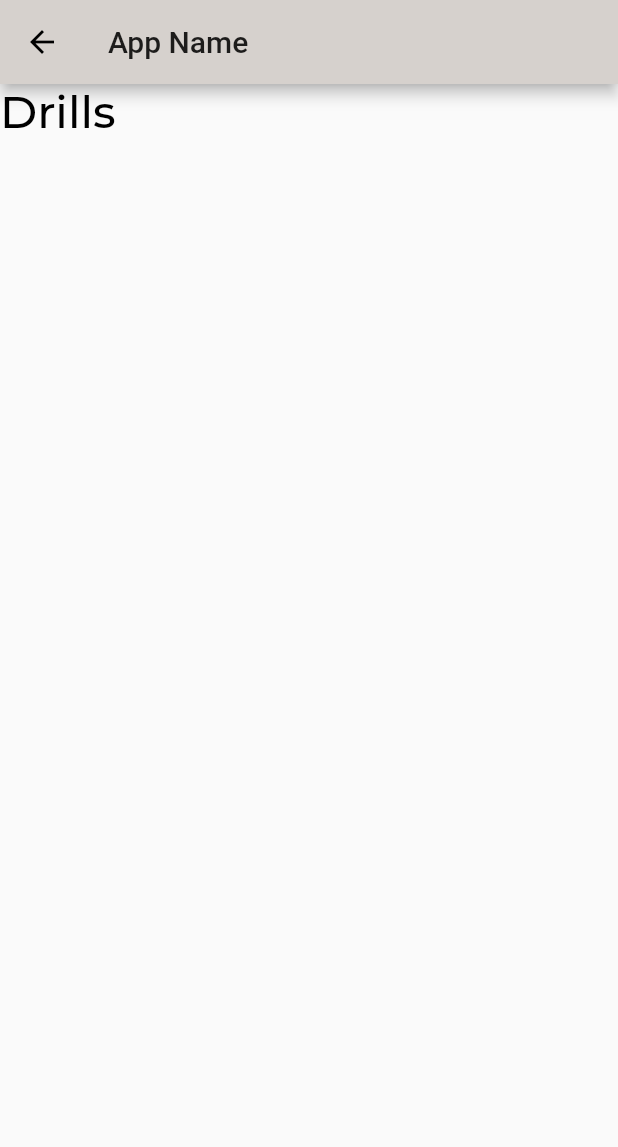
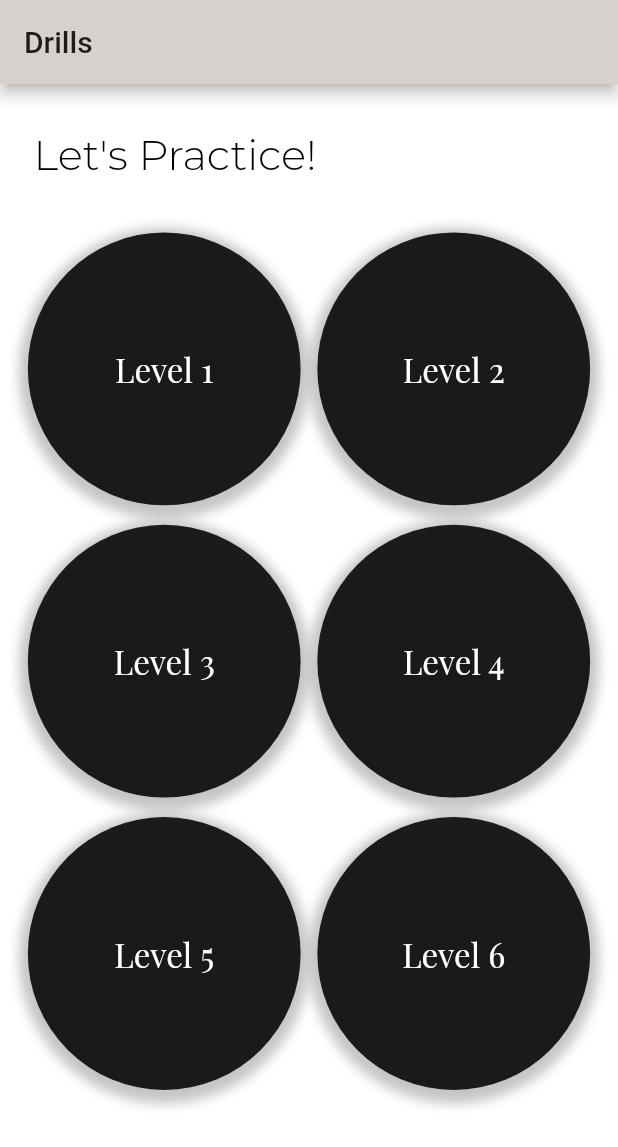
Before and after one commit to llquillo/SP2, a Flutter app: the Drills widget shown alone on an empty page, opened directly, on a phone screen of 412 x 824 dp. Shown: the top 1147 px of the screen. Run offline on Flutter 3.47's test engine with Material 2 defaults, Android fonts, the phone set to English and light mode, and no system bars; our stand-ins replace firebase_auth, firebase_core, google_fonts, percent_indicator; accounts and stored records are empty.

Commit message:
Merged layout code in page_title.dart

```diff
--- /dev/null
+++ b/lib/pages/common_widgets/page_title.dart
@@ -0,0 +1,52 @@
+import 'package:flutter/material.dart';
+import 'package:google_fonts/google_fonts.dart';
+
+class PageTitle extends StatelessWidget {
+  PageTitle({
+    @required this.pageTitle,
+    @required this.pageGreeting,
+    @required this.pageChild,
+    this.bgColor: Colors.white,
+    this.titleColor: Colors.black,
+  });
+
+  final String pageTitle;
+  final String pageGreeting;
+  final Widget pageChild;
+  final Color bgColor;
+  final Color titleColor;
+
+  @override
+  Widget build(BuildContext context) {
+    return new Scaffold(
+      appBar: new AppBar(
+        title: new Text(pageTitle),
+      ),
+      body: new Container(
+        color: bgColor,
+        width: MediaQuery.of(context).size.width,
+        height: MediaQuery.of(context).size.height,
+        child: new Column(
+          children: [
+            SizedBox(height: 30),
+            new Container(
+              alignment: Alignment(-0.8, -0.7),
+              child: Text(
+                pageGreeting,
+                style: GoogleFonts.montserrat(
+                  textStyle: TextStyle(
+                    color: titleColor,
+                    fontSize: 28.0,
+                    fontWeight: FontWeight.w300,
+                  ),
+                ),
+              ),
+            ),
+            SizedBox(height: 15),
+            pageChild,
+          ],
+        ),
+      ),
+    );
+  }
+}
--- a/lib/pages/drills.dart
+++ b/lib/pages/drills.dart
@@ -1,5 +1,7 @@
 import 'package:flutter/material.dart';
+import './common_widgets/page_title.dart';
 import 'package:google_fonts/google_fonts.dart';
+import './sub_pages/level_content.dart';
 
 class Drills extends StatefulWidget {
   @override
@@ -7,27 +9,92 @@ class Drills extends StatefulWidget {
 }
 
 class _DrillsState extends State<Drills> {
+  final buttonsInfo = [
+    "Level 1",
+    "Level 2",
+    "Level 3",
+    "Level 4",
+    "Level 5",
+    "Level 6",
+  ];
+
+  void _openLevel(context) async {
+    Navigator.push(
+      context,
+      MaterialPageRoute(builder: (context) => LevelContent()),
+    );
+  }
+
   @override
   Widget build(BuildContext context) {
-    return new Scaffold(
-      appBar: new AppBar(
-        title: new Text('App Name'),
-      ),
-      body: new Container(
-          child: new Column(
-        children: [
-          Text(
-            'Drills',
-            style: GoogleFonts.montserrat(
-              textStyle: TextStyle(
-                color: Colors.black,
-                fontSize: 30.0,
-                fontWeight: FontWeight.w500,
+    return PageTitle(
+      pageTitle: 'Drills',
+      pageGreeting: 'Let\'s Practice!',
+      pageChild: _pageContent(context),
+    );
+  }
+
+  Widget _pageContent(context) {
+    return Container(
+      padding: const EdgeInsets.all(13),
+      width: MediaQuery.of(context).size.width,
+      height: MediaQuery.of(context).size.height - 200,
+      // color: Colors.green,
+      child: new Container(
+        height: MediaQuery.of(context).size.height - 180,
+        child: GridView.count(
+          scrollDirection: Axis.vertical,
+          crossAxisCount: 2,
+          childAspectRatio: (MediaQuery.of(context).size.width /
+              2 /
+              (((MediaQuery.of(context).size.height) - 200) / 3)),
+          children: [
+            ...buttonsInfo.map(
+              (i) => GestureDetector(
+                onTap: () {
+                  _openLevel(context);
+                },
+                child: Container(
+                  width: 10,
+                  margin: const EdgeInsets.fromLTRB(0, 7, 0, 6),
+                  padding: EdgeInsets.all(0),
+                  decoration: BoxDecoration(
+                    shape: BoxShape.circle,
+                    color: Colors.black87,
+                    boxShadow: [
+                      BoxShadow(
+                        color: Colors.grey.withOpacity(0.6),
+                        spreadRadius: 6,
+                        blurRadius: 6,
+                        offset: Offset(0, 3),
+                      )
+                    ],
+                  ),
+                  child: Column(
+                    mainAxisAlignment: MainAxisAlignment.center,
+                    crossAxisAlignment: CrossAxisAlignment.stretch,
+                    children: [
+                      Align(
+                        alignment: Alignment.bottomCenter,
+                        child: new Text(
+                          i,
+                          style: GoogleFonts.playfairDisplay(
+                            textStyle: TextStyle(
+                              fontSize: 22,
+                              fontWeight: FontWeight.w200,
+                              color: Colors.white,
+                            ),
+                          ),
+                        ),
+                      ),
+                    ],
+                  ),
+                ),
               ),
             ),
-          ),
-        ],
-      )),
+          ],
+        ),
+      ),
     );
   }
 }
```
Also changed, not shown: lib/pages/dictionary.dart (+30 -46 lines), lib/pages/sub_pages/level_content.dart (added, +118 -0 lines).
